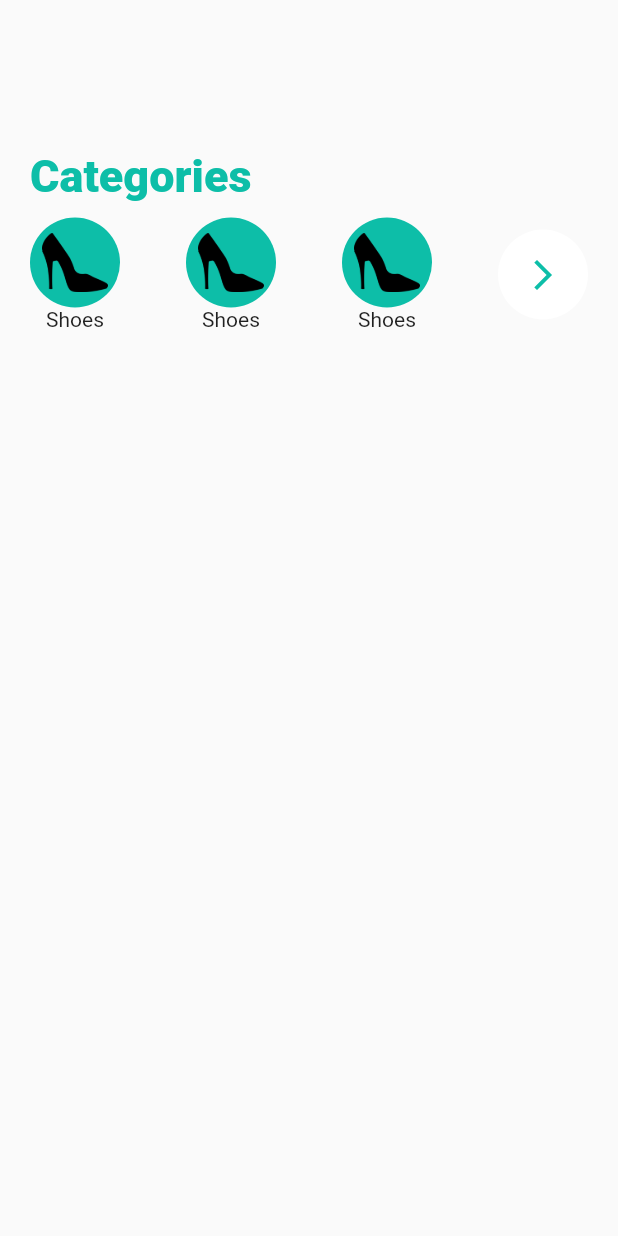
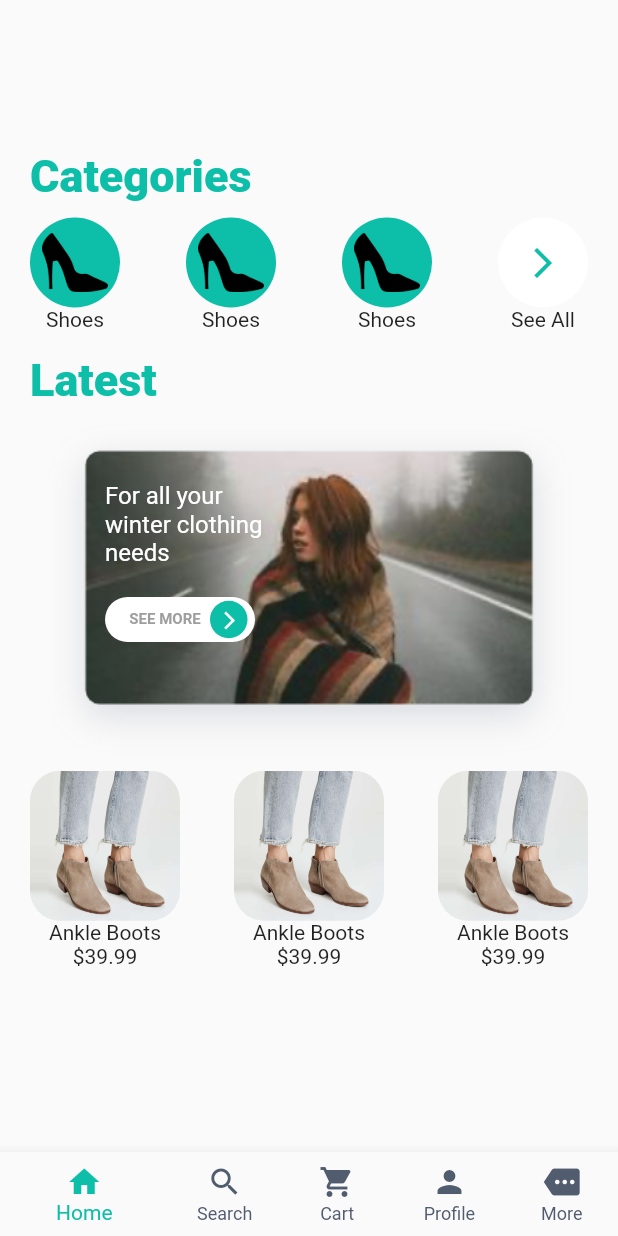
Before and after one commit to AhmedAdel94/bahaa-App, a Flutter app: the screen it shows after launch, on a phone screen of 412 x 824 dp. Run offline on Flutter 3.47's test engine with Material 2 defaults, Android fonts, the phone set to English and light mode, and no system bars; our stand-ins replace carousel_slider.

Commit message:
Home page(Un finished) and menu bar

```diff
--- a/lib/UI/Home.dart
+++ b/lib/UI/Home.dart
@@ -1,4 +1,6 @@
+import 'package:bahaa2/UI/bottomMenu.dart';
 import 'package:flutter/material.dart';
+import 'package:carousel_slider/carousel_slider.dart';
 
 class Home extends StatefulWidget {
   @override
@@ -9,7 +11,7 @@ class _HomeState extends State<Home> {
   @override
   Widget build(BuildContext context) {
     return Scaffold(
-      // bottomNavigationBar: ,
+      bottomNavigationBar: BottomMenu(),
       body: Container(
         child: Padding(
           padding: const EdgeInsets.only(left: 20, right: 20),
@@ -21,23 +23,32 @@ class _HomeState extends State<Home> {
                 SizedBox(
                   height: 100,
                 ),
-                Text(
-                  "Categories",
-                  textAlign: TextAlign.left,
-                  style: TextStyle(
-                      color: Color(0xff0dbea8),
-                      fontSize: 30,
-                      fontWeight: FontWeight.w800),
-                ),
+                title("Categories"),
                 SizedBox(
                   height: 10,
                 ),
                 categories(),
+                SizedBox(
+                  height: 15,
+                ),
+                title("Latest"),
+                latestItem(),
+                // slider(),
+                items(),
               ],
             ),
           ),
         ),
       ),
+    );
+  }
+
+  Widget title(String title) {
+    return Text(
+      title,
+      textAlign: TextAlign.left,
+      style: TextStyle(
+          color: Color(0xff0dbea8), fontSize: 30, fontWeight: FontWeight.w800),
     );
   }
 
@@ -83,7 +94,9 @@ class _HomeState extends State<Home> {
   }
 
   Widget seeAll() {
-    return Container(
+    return Column(
+      children: <Widget>[
+        Container(
           width: 60,
           height: 60,
           decoration: BoxDecoration(
@@ -97,6 +110,144 @@ class _HomeState extends State<Home> {
               color: Color(0xff0dbea8),
             ),
           ),
+        ),
+        Text("See All")
+      ],
+    );
+  }
+
+  Widget latestItem() {
+    return Stack(
+      children: <Widget>[
+        Image.asset('assets/images/Base.png'),
+        Padding(
+          padding: EdgeInsets.only(left: 50, top: 50),
+          child: Container(
+            width: 110,
+            child: Column(
+              crossAxisAlignment: CrossAxisAlignment.start,
+              children: <Widget>[
+                Text(
+                  "For all your winter clothing needs",
+                  style: TextStyle(color: Colors.white, fontSize: 16),
+                ),
+                SizedBox(
+                  height: 20,
+                ),
+                loginButton(),
+              ],
+            ),
+          ),
+        )
+      ],
+    );
+  }
+
+  Widget loginButton() {
+    return Padding(
+      padding: EdgeInsets.all(0),
+      child: InkWell(
+        onTap: () {
+          //Navigator.pushNamed(context, '/home');
+        },
+        child: Container(
+          decoration: BoxDecoration(
+            color: Colors.white,
+            borderRadius: BorderRadius.all(
+              Radius.circular(50),
+            ),
+          ),
+          width: 100,
+          height: 30,
+          child: Container(
+            padding: EdgeInsets.only(left: 10, right: 5),
+            child: Row(
+              mainAxisAlignment: MainAxisAlignment.center,
+              crossAxisAlignment: CrossAxisAlignment.center,
+              children: <Widget>[
+                Expanded(
+                  child: Text(
+                    "SEE MORE",
+                    textAlign: TextAlign.center,
+                    style: TextStyle(
+                        color: Colors.grey,
+                        fontWeight: FontWeight.w700,
+                        fontSize: 10),
+                  ),
+                ),
+                Container(
+                  width: 25,
+                  height: 25,
+                  decoration: BoxDecoration(
+                    shape: BoxShape.circle,
+                    color: Color(0xff0dbea8),
+                  ),
+                  child: Padding(
+                    padding: const EdgeInsets.all(6.0),
+                    child: Icon(
+                      Icons.arrow_forward_ios,
+                      size: 14,
+                      color: Colors.white,
+                    ),
+                  ),
+                )
+              ],
+            ),
+          ),
+        ),
+      ),
+    );
+  }
+
+  Widget slider() {
+    return CarouselSlider(
+      viewportFraction: 0.8,
+      initialPage: 0,
+      height: 201.0,
+      enableInfiniteScroll: false,
+      items: [1, 2].map((i) {
+        return Builder(
+          builder: (BuildContext context) {
+            return Container(
+                width: MediaQuery.of(context).size.width,
+                margin: EdgeInsets.symmetric(horizontal: 5.0),
+                child: latestItem());
+          },
+        );
+      }).toList(),
+    );
+  }
+
+  Widget item({String img, String title, String price}) {
+      return Column(
+        children: <Widget>[
+          new ClipRRect(
+            borderRadius: new BorderRadius.circular(20.0),
+            child: Image.asset(
+              img,
+              height: 100.0,
+              width: 100.0,
+            ),
+          ),
+          Text(title),
+          Text(price)
+        ],
+    );
+  }
+
+  Widget items() {
+    return Container(
+      padding: const EdgeInsets.all(0),
+      margin: EdgeInsets.all(0),
+      child: Row(
+        mainAxisAlignment: MainAxisAlignment.spaceBetween,
+        // crossAxisAlignment: CrossAxisAlignment.start,
+        children: <Widget>[
+          item(img: 'assets/images/boots.jpg',title: "Ankle Boots",price: "\$39.99"),
+          item(img: 'assets/images/boots.jpg',title: "Ankle Boots",price: "\$39.99"),
+          item(img: 'assets/images/boots.jpg',title: "Ankle Boots",price: "\$39.99"),
+        ],
+      ),
     );
   }
 }
--- /dev/null
+++ b/lib/UI/bottomMenu.dart
@@ -0,0 +1,43 @@
+import 'package:flutter/material.dart';
+
+class BottomMenu extends StatefulWidget {
+  @override
+  _BottomMenuState createState() => _BottomMenuState();
+}
+
+class _BottomMenuState extends State<BottomMenu> {
+  int _selectedIndex = 0;
+  @override
+  Widget build(BuildContext context) {
+    return BottomNavigationBar(
+      items: const <BottomNavigationBarItem>[
+        BottomNavigationBarItem(
+          icon: Icon(Icons.home),
+          title: Text('Home'),
+        ),
+        BottomNavigationBarItem(
+          icon: Icon(Icons.search),
+          title: Text('Search'),
+        ),
+        BottomNavigationBarItem(
+          icon: Icon(Icons.shopping_cart),
+          title: Text('Cart'),
+        ),
+        BottomNavigationBarItem(
+          icon: Icon(Icons.person),
+          title: Text('Profile'),
+        ),
+        BottomNavigationBarItem(
+          icon: Icon(Icons.more),
+          title: Text('More'),
+        ),
+      ],
+      currentIndex: _selectedIndex,
+      selectedItemColor:  Color(0xff0dbea8),
+      unselectedItemColor:Color(0xff515C6F),
+      showSelectedLabels: true,
+      showUnselectedLabels: true,
+      //onTap: _onItemTapped,
+    );
+  }
+}
--- a/pubspec.yaml
+++ b/pubspec.yaml
@@ -19,6 +19,7 @@ environment:
 dependencies:
   flutter:
     sdk: flutter
+  carousel_slider: ^1.4.1
 
   # The following adds the Cupertino Icons font to your application.
   # Use with the CupertinoIcons class for iOS style icons.
```
Also changed, not shown: assets/images/Base.png (added), assets/images/Jacket.png (added), assets/images/Pullover.png (added), assets/images/ankleBoots.png (added), assets/images/boots.jpg (added), assets/images/one.png (added), assets/images/winterClothes.jpg (added), pubspec.lock. Lines whose indentation alone changed are shown as unchanged.
